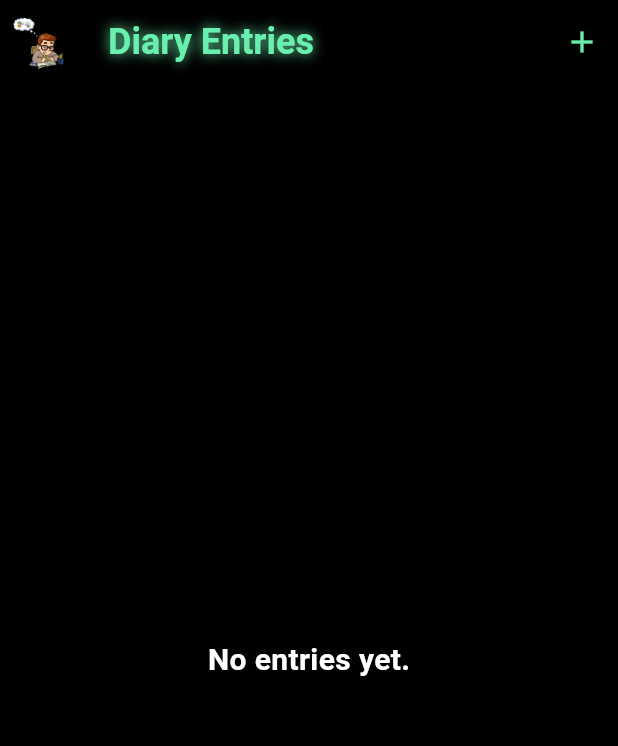
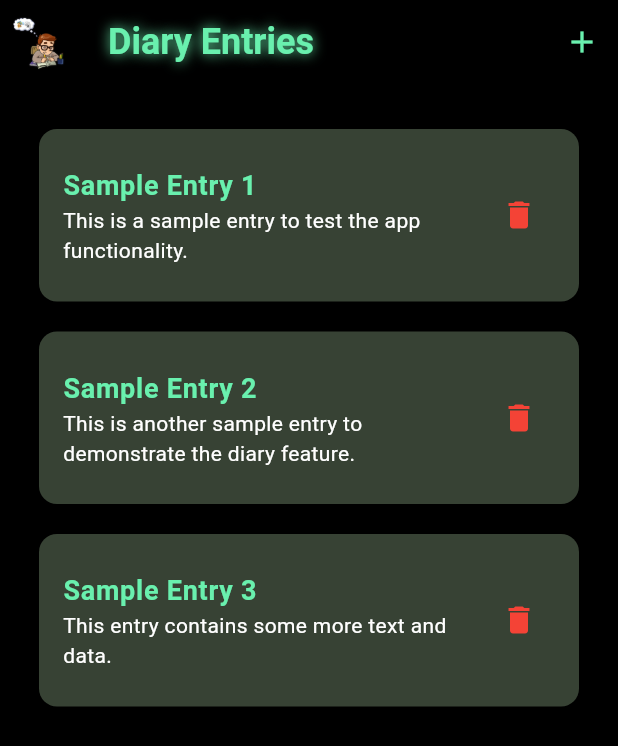
Before and after one commit to mine969/Diary, a Flutter app: the screen it shows after launch, on a phone screen of 412 x 824 dp. Shown: the top 746 px of the screen. Run offline on Flutter 3.47's test engine with Material 3 defaults, Android fonts, the phone set to English and light mode, and no system bars.

```diff
--- a/lib/diary_entry.dart
+++ b/lib/diary_entry.dart
@@ -1,11 +1,13 @@
 class DiaryEntry {
-  final String title;
-  final String content;
-  final DateTime date;
+  String title;
+  String content;
+  DateTime date;
+  String? imagePath;
 
   DiaryEntry({
     required this.title,
     required this.content,
     required this.date,
+    this.imagePath,
   });
 }
--- a/lib/diary_manager.dart
+++ b/lib/diary_manager.dart
@@ -1,42 +1,45 @@
-import 'dart:async';
-import 'diary_entry.dart';
+import 'diary_entry.dart';  // Ensure this import is at the top
 
 class DiaryManager {
-  // In-memory list of diary entries. In a real-world app, this could be a database or a file system.
-  List<DiaryEntry> _entries = [];
+  // Sample data for testing
+  List<DiaryEntry> _entries = [
+    DiaryEntry(
+      title: 'Sample Entry 1',
+      content: 'This is a sample entry to test the app functionality.',
+      date: DateTime.now(),
+      imagePath: null,  // No image path for this entry
+    ),
+    DiaryEntry(
+      title: 'Sample Entry 2',
+      content: 'This is another sample entry to demonstrate the diary feature.',
+      date: DateTime.now().add(Duration(days: 1)),
+      imagePath: null,
+    ),
+    DiaryEntry(
+      title: 'Sample Entry 3',
+      content: 'This entry contains some more text and data.',
+      date: DateTime.now().add(Duration(days: 2)),
+      imagePath: null,
+    ),
+  ];
 
-  // Method to get all diary entries
+  // Fetch all diary entries
   Future<List<DiaryEntry>> getEntries() async {
-    // Simulate a delay (like fetching data from a database or API)
-    await Future.delayed(const Duration(seconds: 1));
-    return _entries; // Return the list of entries
+    return _entries;
   }
 
-  // Method to add a new diary entry
+  // Add a new entry
   void addEntry(DiaryEntry entry) {
-    _entries.add(entry); // Add the entry to the list
+    _entries.add(entry);
   }
 
-  // Method to update an existing diary entry
+  // Update an existing entry
   void updateEntry(int index, DiaryEntry updatedEntry) {
-    // Ensure the index is valid
-    if (index >= 0 && index < _entries.length) {
-      _entries[index] = updatedEntry; // Replace the old entry with the updated one
-    }
+    _entries[index] = updatedEntry;
   }
 
-  // Method to delete a diary entry by index
+  // Delete an entry
   void deleteEntry(int index) {
-    // Ensure the index is valid
-    if (index >= 0 && index < _entries.length) {
-      _entries.removeAt(index); // Remove the entry from the list
-    }
+    _entries.removeAt(index);
   }
-
-  // Optionally: You could implement saving the data to a file or database here
-  // For example, using SharedPreferences, SQLite, or a file system (for persistence).
-  // Here's a simple example of how you could save to disk (or a database):
-  // Future<void> saveEntriesToDisk() async {
-  //   // Your disk-saving logic goes here (e.g., using shared_preferences or SQLite).
-  // }
 }
```
Also changed, not shown: lib/add_entry_page.dart (+22 -19 lines).
